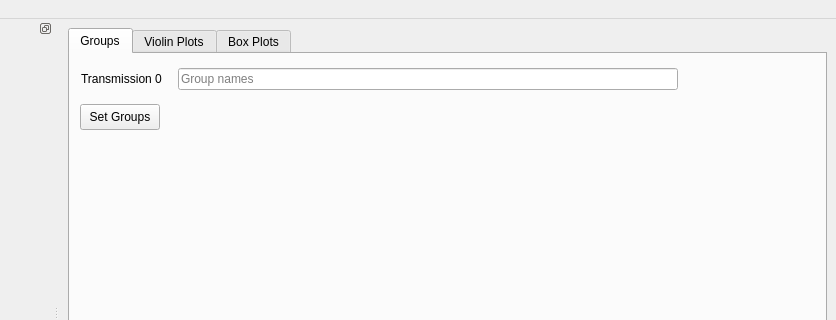
First picture: the form in analyser/stats_window.ui, repository kushalkolar/MESmerize, before the edit; both pictures show x 172 to 1008 and y 0 to 320 of the 1008 by 632 pixel window.
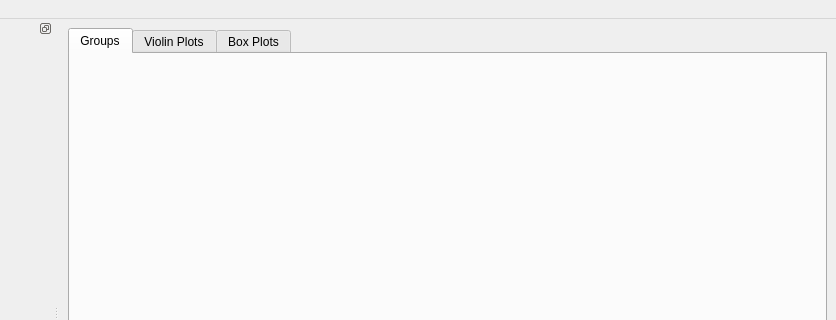
Second picture: the form after the edit.

Patch:
```diff
--- a/analyser/stats_window.ui
+++ b/analyser/stats_window.ui
@@ -17,6 +17,9 @@
    <layout class="QGridLayout" name="gridLayout">
     <item row="0" column="0">
      <widget class="QTabWidget" name="tabWidget">
+      <property name="enabled">
+       <bool>true</bool>
+      </property>
       <property name="currentIndex">
        <number>0</number>
       </property>
@@ -24,69 +27,6 @@
        <attribute name="title">
         <string>Groups</string>
        </attribute>
-       <widget class="QPushButton" name="pushButton">
-        <property name="geometry">
-         <rect>
-          <x>10</x>
-          <y>50</y>
-          <width>80</width>
-          <height>26</height>
-         </rect>
-        </property>
-        <property name="text">
-         <string>Set Groups</string>
-        </property>
-       </widget>
-       <widget class="QWidget" name="">
-        <property name="geometry">
-         <rect>
-          <x>11</x>
-          <y>11</y>
-          <width>597</width>
-          <height>28</height>
-         </rect>
-        </property>
-        <layout class="QHBoxLayout" name="horizontalLayout">
-         <item>
-          <widget class="QLabel" name="labelTransmission">
-           <property name="text">
-            <string>Transmission 0</string>
-           </property>
-          </widget>
-         </item>
-         <item>
-          <widget class="QLineEdit" name="lineEditGroup">
-           <property name="sizePolicy">
-            <sizepolicy hsizetype="Fixed" vsizetype="Fixed">
-             <horstretch>0</horstretch>
-             <verstretch>0</verstretch>
-            </sizepolicy>
-           </property>
-           <property name="minimumSize">
-            <size>
-             <width>500</width>
-             <height>0</height>
-            </size>
-           </property>
-           <property name="maximumSize">
-            <size>
-             <width>500</width>
-             <height>16777215</height>
-            </size>
-           </property>
-           <property name="baseSize">
-            <size>
-             <width>120</width>
-             <height>0</height>
-            </size>
-           </property>
-           <property name="placeholderText">
-            <string>Group names</string>
-           </property>
-          </widget>
-         </item>
-        </layout>
-       </widget>
       </widget>
       <widget class="QWidget" name="violinPlots">
        <attribute name="title">
```
